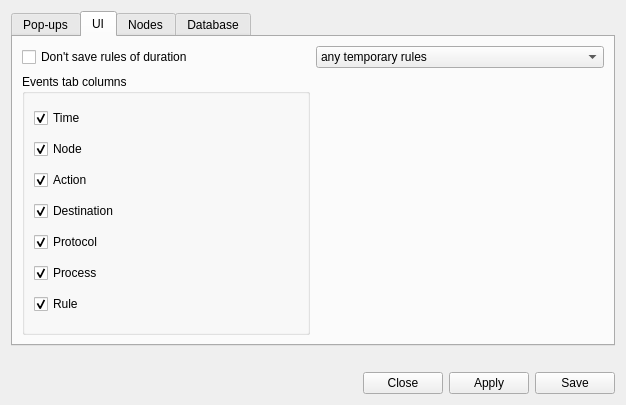
Before: the Qt Designer form ui/opensnitch/res/preferences.ui in diegoakanotoperator/securesnitch, drawn with Qt 5.
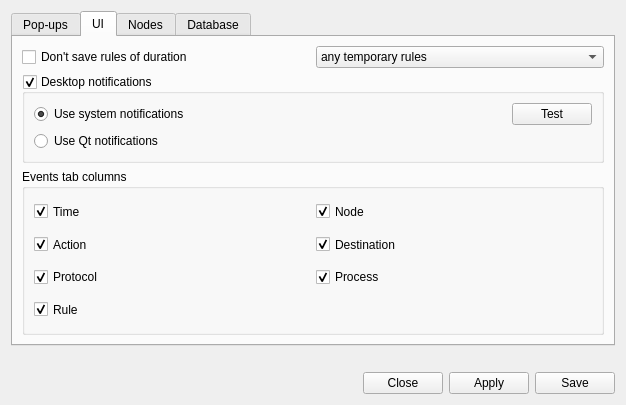
After: the same form once the commit is applied. The open tabs and pages were chosen to show the change. Icons and pictures are not drawn.

Commit message: ui, notifications: allow to use system notifications

Patch:
```diff
--- a/ui/opensnitch/res/preferences.ui
+++ b/ui/opensnitch/res/preferences.ui
@@ -41,6 +41,12 @@
       <layout class="QGridLayout" name="gridLayout_2">
        <item row="0" column="3">
         <widget class="QCheckBox" name="popupsCheck">
+         <property name="sizePolicy">
+          <sizepolicy hsizetype="Fixed" vsizetype="Fixed">
+           <horstretch>0</horstretch>
+           <verstretch>0</verstretch>
+          </sizepolicy>
+         </property>
          <property name="text">
           <string/>
          </property>
@@ -124,7 +130,7 @@
              </property>
              <property name="icon">
               <iconset theme="emblem-important">
-               <normaloff>../../../../../../../../../../../../../../../../../../../../../../../../../../../../../../../../../../../../../../.designer/backup</normaloff>../../../../../../../../../../../../../../../../../../../../../../../../../../../../../../../../../../../../../../.designer/backup</iconset>
+               <normaloff>../../../../../../../../../../../../../../../../../../../../../../../../../../../../../../../../../../../../../../../../../../../../../../.designer/backup</normaloff>../../../../../../../../../../../../../../../../../../../../../../../../../../../../../../../../../../../../../../../../../../../../../../.designer/backup</iconset>
              </property>
             </item>
             <item>
@@ -133,7 +139,7 @@
              </property>
              <property name="icon">
               <iconset theme="emblem-default">
-               <normaloff>../../../../../../../../../../../../../../../../../../../../../../../../../../../../../../../../../../../../../../.designer/backup</normaloff>../../../../../../../../../../../../../../../../../../../../../../../../../../../../../../../../../../../../../../.designer/backup</iconset>
+               <normaloff>../../../../../../../../../../../../../../../../../../../../../../../../../../../../../../../../../../../../../../../../../../../../../../.designer/backup</normaloff>../../../../../../../../../../../../../../../../../../../../../../../../../../../../../../../../../../../../../../../../../../../../../../.designer/backup</iconset>
              </property>
             </item>
            </widget>
@@ -385,7 +391,7 @@
            </property>
            <property name="icon">
             <iconset theme="list-add">
-             <normaloff>.</normaloff>.</iconset>
+             <normaloff>../../../../../../../../../../.designer/backup</normaloff>../../../../../../../../../../.designer/backup</iconset>
            </property>
            <property name="flat">
             <bool>true</bool>
@@ -424,7 +430,7 @@
            </property>
            <property name="icon">
             <iconset theme="list-remove">
-             <normaloff>.</normaloff>.</iconset>
+             <normaloff>../../../../../../../../../../.designer/backup</normaloff>../../../../../../../../../../.designer/backup</iconset>
            </property>
            <property name="flat">
             <bool>true</bool>
@@ -436,7 +442,7 @@
        <item row="1" column="0" colspan="3">
         <widget class="QLabel" name="label">
          <property name="sizePolicy">
-          <sizepolicy hsizetype="Maximum" vsizetype="Preferred">
+          <sizepolicy hsizetype="Preferred" vsizetype="Preferred">
            <horstretch>0</horstretch>
            <verstretch>0</verstretch>
           </sizepolicy>
@@ -449,10 +455,10 @@
          </property>
         </widget>
        </item>
-       <item row="0" column="0" colspan="2">
+       <item row="0" column="0" colspan="3">
         <widget class="QLabel" name="label_16">
          <property name="text">
-          <string>Disable pop-ups, only display an alert</string>
+          <string>Disable pop-ups, only display an notification</string>
          </property>
          <property name="wordWrap">
           <bool>true</bool>
@@ -480,14 +486,117 @@
          </item>
         </widget>
        </item>
-       <item row="1" column="0">
+       <item row="0" column="0">
+        <widget class="QCheckBox" name="checkUIRules">
+         <property name="toolTip">
+          <string>&lt;html&gt;&lt;head/&gt;&lt;body&gt;&lt;p&gt;When this option is selected, the rules of the selected duration won't be added to the list of temporary rules in the GUI.&lt;/p&gt;&lt;p&gt;&lt;br/&gt;&lt;/p&gt;&lt;p&gt;Temporary rules will still be valid, and you can use them when prompted to allow/deny a new connection.&lt;/p&gt;&lt;/body&gt;&lt;/html&gt;</string>
+         </property>
+         <property name="text">
+          <string>Don't save rules of duration</string>
+         </property>
+        </widget>
+       </item>
+       <item row="1" column="0" colspan="2">
+        <widget class="QGroupBox" name="groupNotifs">
+         <property name="sizePolicy">
+          <sizepolicy hsizetype="Preferred" vsizetype="Fixed">
+           <horstretch>0</horstretch>
+           <verstretch>0</verstretch>
+          </sizepolicy>
+         </property>
+         <property name="title">
+          <string>Desktop notifications</string>
+         </property>
+         <property name="flat">
+          <bool>true</bool>
+         </property>
+         <property name="checkable">
+          <bool>true</bool>
+         </property>
+         <layout class="QGridLayout" name="gridLayout_9">
+          <item row="0" column="0">
+           <widget class="QRadioButton" name="radioSysNotifs">
+            <property name="sizePolicy">
+             <sizepolicy hsizetype="Minimum" vsizetype="Preferred">
+              <horstretch>0</horstretch>
+              <verstretch>0</verstretch>
+             </sizepolicy>
+            </property>
+            <property name="text">
+             <string>Use system notifications</string>
+            </property>
+            <property name="checked">
+             <bool>true</bool>
+            </property>
+           </widget>
+          </item>
+          <item row="1" column="0">
+           <widget class="QRadioButton" name="radioQtNotifs">
+            <property name="sizePolicy">
+             <sizepolicy hsizetype="Minimum" vsizetype="Preferred">
+              <horstretch>0</horstretch>
+              <verstretch>0</verstretch>
+             </sizepolicy>
+            </property>
+            <property name="text">
+             <string>Use Qt notifications</string>
+            </property>
+           </widget>
+          </item>
+          <item row="0" column="1">
+           <layout class="QHBoxLayout" name="horizontalLayout_3">
+            <item>
+             <widget class="QLabel" name="labelNotifsWarning">
+              <property name="text">
+               <string/>
+              </property>
+             </widget>
+            </item>
+            <item>
+             <spacer name="horizontalSpacer_5">
+              <property name="orientation">
+               <enum>Qt::Horizontal</enum>
+              </property>
+              <property name="sizeHint" stdset="0">
+               <size>
+                <width>20</width>
+                <height>20</height>
+               </size>
+              </property>
+             </spacer>
+            </item>
+            <item>
+             <widget class="QPushButton" name="cmdTestNotifs">
+              <property name="text">
+               <string>Test</string>
+              </property>
+             </widget>
+            </item>
+           </layout>
+          </item>
+         </layout>
+        </widget>
+       </item>
+       <item row="2" column="0" colspan="2">
         <widget class="QGroupBox" name="groupBox_2">
+         <property name="sizePolicy">
+          <sizepolicy hsizetype="Preferred" vsizetype="Preferred">
+           <horstretch>0</horstretch>
+           <verstretch>0</verstretch>
+          </sizepolicy>
+         </property>
          <property name="title">
           <string>Events tab columns</string>
          </property>
          <layout class="QGridLayout" name="gridLayout_7">
           <item row="0" column="0">
            <widget class="QCheckBox" name="checkHideTime">
+            <property name="sizePolicy">
+             <sizepolicy hsizetype="Minimum" vsizetype="Preferred">
+              <horstretch>0</horstretch>
+              <verstretch>0</verstretch>
+             </sizepolicy>
+            </property>
             <property name="text">
              <string>Time</string>
             </property>
@@ -496,38 +605,14 @@
             </property>
            </widget>
           </item>
-          <item row="3" column="0">
-           <widget class="QCheckBox" name="checkHideDst">
-            <property name="text">
-             <string>Destination</string>
-            </property>
-            <property name="checked">
-             <bool>true</bool>
-            </property>
-           </widget>
-          </item>
-          <item row="4" column="0">
-           <widget class="QCheckBox" name="checkHideProto">
-            <property name="text">
-             <string>Protocol</string>
-            </property>
-            <property name="checked">
-             <bool>true</bool>
-            </property>
-           </widget>
-          </item>
-          <item row="5" column="0">
-           <widget class="QCheckBox" name="checkHideProc">
-            <property name="text">
-             <string>Process</string>
-            </property>
-            <property name="checked">
-             <bool>true</bool>
-            </property>
-           </widget>
-          </item>
           <item row="6" column="0">
            <widget class="QCheckBox" name="checkHideRule">
+            <property name="sizePolicy">
+             <sizepolicy hsizetype="Minimum" vsizetype="Preferred">
+              <horstretch>0</horstretch>
+              <verstretch>0</verstretch>
+             </sizepolicy>
+            </property>
             <property name="text">
              <string>Rule</string>
             </property>
@@ -536,8 +621,14 @@
             </property>
            </widget>
           </item>
-          <item row="1" column="0">
+          <item row="0" column="1">
            <widget class="QCheckBox" name="checkHideNode">
+            <property name="sizePolicy">
+             <sizepolicy hsizetype="Minimum" vsizetype="Preferred">
+              <horstretch>0</horstretch>
+              <verstretch>0</verstretch>
+             </sizepolicy>
+            </property>
             <property name="text">
              <string>Node</string>
             </property>
@@ -546,8 +637,30 @@
             </property>
            </widget>
           </item>
+          <item row="4" column="0">
+           <widget class="QCheckBox" name="checkHideProto">
+            <property name="sizePolicy">
+             <sizepolicy hsizetype="Minimum" vsizetype="Preferred">
+              <horstretch>0</horstretch>
+              <verstretch>0</verstretch>
+             </sizepolicy>
+            </property>
+            <property name="text">
+             <string>Protocol</string>
+            </property>
+            <property name="checked">
+             <bool>true</bool>
+            </property>
+           </widget>
+          </item>
           <item row="2" column="0">
            <widget class="QCheckBox" name="checkHideAction">
+            <property name="sizePolicy">
+             <sizepolicy hsizetype="Minimum" vsizetype="Preferred">
+              <horstretch>0</horstretch>
+              <verstretch>0</verstretch>
+             </sizepolicy>
+            </property>
             <property name="text">
              <string>Action</string>
             </property>
@@ -556,19 +669,41 @@
             </property>
            </widget>
           </item>
+          <item row="2" column="1">
+           <widget class="QCheckBox" name="checkHideDst">
+            <property name="sizePolicy">
+             <sizepolicy hsizetype="Minimum" vsizetype="Preferred">
+              <horstretch>0</horstretch>
+              <verstretch>0</verstretch>
+             </sizepolicy>
+            </property>
+            <property name="text">
+             <string>Destination</string>
+            </property>
+            <property name="checked">
+             <bool>true</bool>
+            </property>
+           </widget>
+          </item>
+          <item row="4" column="1">
+           <widget class="QCheckBox" name="checkHideProc">
+            <property name="sizePolicy">
+             <sizepolicy hsizetype="Preferred" vsizetype="Preferred">
+              <horstretch>0</horstretch>
+              <verstretch>0</verstretch>
+             </sizepolicy>
+            </property>
+            <property name="text">
+             <string>Process</string>
+            </property>
+            <property name="checked">
+             <bool>true</bool>
+            </property>
+           </widget>
+          </item>
          </layout>
         </widget>
        </item>
-       <item row="0" column="0">
-        <widget class="QCheckBox" name="checkUIRules">
-         <property name="toolTip">
-          <string>&lt;html&gt;&lt;head/&gt;&lt;body&gt;&lt;p&gt;When this option is selected, the rules of the selected duration won't be added to the list of temporary rules in the GUI.&lt;/p&gt;&lt;p&gt;&lt;br/&gt;&lt;/p&gt;&lt;p&gt;Temporary rules will still be valid, and you can use them when prompted to allow/deny a new connection.&lt;/p&gt;&lt;/body&gt;&lt;/html&gt;</string>
-         </property>
-         <property name="text">
-          <string>Don't save rules of duration</string>
-         </property>
-        </widget>
-       </item>
       </layout>
      </widget>
      <widget class="QWidget" name="tab_3">
@@ -771,7 +906,7 @@
           </property>
           <property name="icon">
            <iconset theme="emblem-important">
-            <normaloff>../../../../../../../../../../../../../../../../../../../../../../../../../../../../../../../../../../../../../../.designer/backup</normaloff>../../../../../../../../../../../../../../../../../../../../../../../../../../../../../../../../../../../../../../.designer/backup</iconset>
+            <normaloff>../../../../../../../../../../../../../../../../../../../../../../../../../../../../../../../../../../../../../../../../../../../../../../.designer/backup</normaloff>../../../../../../../../../../../../../../../../../../../../../../../../../../../../../../../../../../../../../../../../../../../../../../.designer/backup</iconset>
           </property>
          </item>
          <item>
@@ -780,7 +915,7 @@
           </property>
           <property name="icon">
            <iconset theme="emblem-default">
-            <normaloff>../../../../../../../../../../../../../../../../../../../../../../../../../../../../../../../../../../../../../../.designer/backup</normaloff>../../../../../../../../../../../../../../../../../../../../../../../../../../../../../../../../../../../../../../.designer/backup</iconset>
+            <normaloff>../../../../../../../../../../../../../../../../../../../../../../../../../../../../../../../../../../../../../../../../../../../../../../.designer/backup</normaloff>../../../../../../../../../../../../../../../../../../../../../../../../../../../../../../../../../../../../../../../../../../../../../../.designer/backup</iconset>
           </property>
          </item>
         </widget>
@@ -966,7 +1101,7 @@
          </property>
          <property name="icon">
           <iconset theme="document-open">
-           <normaloff>.</normaloff>.</iconset>
+           <normaloff>../../../../../../../../../../.designer/backup</normaloff>../../../../../../../../../../.designer/backup</iconset>
          </property>
         </widget>
        </item>
@@ -1030,7 +1165,7 @@
            </property>
            <property name="icon">
             <iconset theme="list-add">
-             <normaloff>.</normaloff>.</iconset>
+             <normaloff>../../../../../../../../../../.designer/backup</normaloff>../../../../../../../../../../.designer/backup</iconset>
            </property>
            <property name="flat">
             <bool>true</bool>
@@ -1116,7 +1251,7 @@
            </property>
            <property name="icon">
             <iconset theme="list-remove">
-             <normaloff>.</normaloff>.</iconset>
+             <normaloff>../../../../../../../../../../.designer/backup</normaloff>../../../../../../../../../../.designer/backup</iconset>
            </property>
            <property name="flat">
             <bool>true</bool>
@@ -1136,7 +1271,7 @@
            </property>
            <property name="icon">
             <iconset theme="list-add">
-             <normaloff>.</normaloff>.</iconset>
+             <normaloff>../../../../../../../../../../.designer/backup</normaloff>../../../../../../../../../../.designer/backup</iconset>
            </property>
            <property name="flat">
             <bool>true</bool>
@@ -1156,7 +1291,7 @@
            </property>
            <property name="icon">
             <iconset theme="list-remove">
-             <normaloff>.</normaloff>.</iconset>
+             <normaloff>../../../../../../../../../../.designer/backup</normaloff>../../../../../../../../../../.designer/backup</iconset>
            </property>
            <property name="flat">
             <bool>true</bool>
@@ -1184,7 +1319,7 @@
        </property>
        <property name="icon">
         <iconset theme="help-browser">
-         <normaloff>.</normaloff>.</iconset>
+         <normaloff>../../../../../../../../../../.designer/backup</normaloff>../../../../../../../../../../.designer/backup</iconset>
        </property>
        <property name="flat">
         <bool>true</bool>
@@ -1211,7 +1346,7 @@
        </property>
        <property name="icon">
         <iconset theme="window-close">
-         <normaloff>../../../../../../../../../../../../../../../../../../../../../../../../../../../../../../../../../../../../../../.designer/backup</normaloff>../../../../../../../../../../../../../../../../../../../../../../../../../../../../../../../../../../../../../../.designer/backup</iconset>
+         <normaloff>../../../../../../../../../../../../../../../../../../../../../../../../../../../../../../../../../../../../../../../../../../../../../../.designer/backup</normaloff>../../../../../../../../../../../../../../../../../../../../../../../../../../../../../../../../../../../../../../../../../../../../../../.designer/backup</iconset>
        </property>
       </widget>
      </item>
@@ -1222,7 +1357,7 @@
        </property>
        <property name="icon">
         <iconset theme="document-save">
-         <normaloff>.</normaloff>.</iconset>
+         <normaloff>../../../../../../../../../../.designer/backup</normaloff>../../../../../../../../../../.designer/backup</iconset>
        </property>
       </widget>
      </item>
@@ -1233,7 +1368,7 @@
        </property>
        <property name="icon">
         <iconset theme="emblem-default">
-         <normaloff>../../../../../../../../../../../../../../../../../../../../../../../../../../../../../../../../../../../../../../.designer/backup</normaloff>../../../../../../../../../../../../../../../../../../../../../../../../../../../../../../../../../../../../../../.designer/backup</iconset>
+         <normaloff>../../../../../../../../../../../../../../../../../../../../../../../../../../../../../../../../../../../../../../../../../../../../../../.designer/backup</normaloff>../../../../../../../../../../../../../../../../../../../../../../../../../../../../../../../../../../../../../../../../../../../../../../.designer/backup</iconset>
        </property>
       </widget>
      </item>
```
The commit also changes 4 other files.
